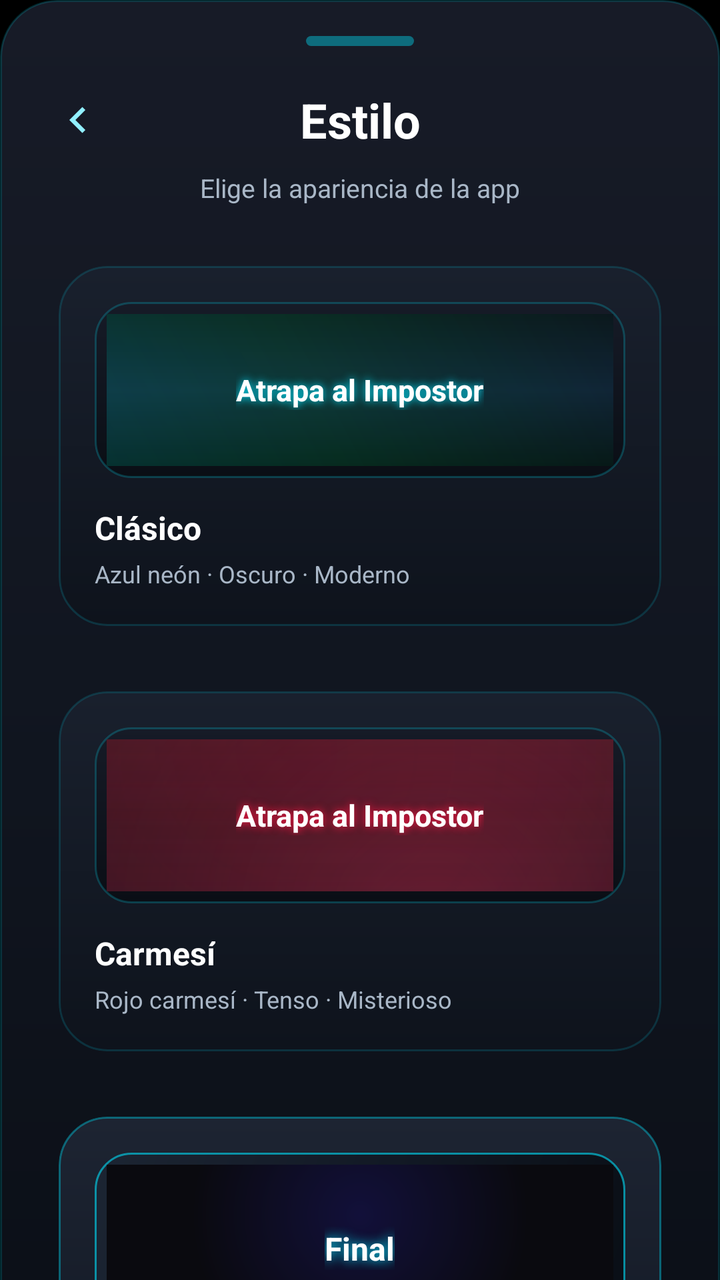
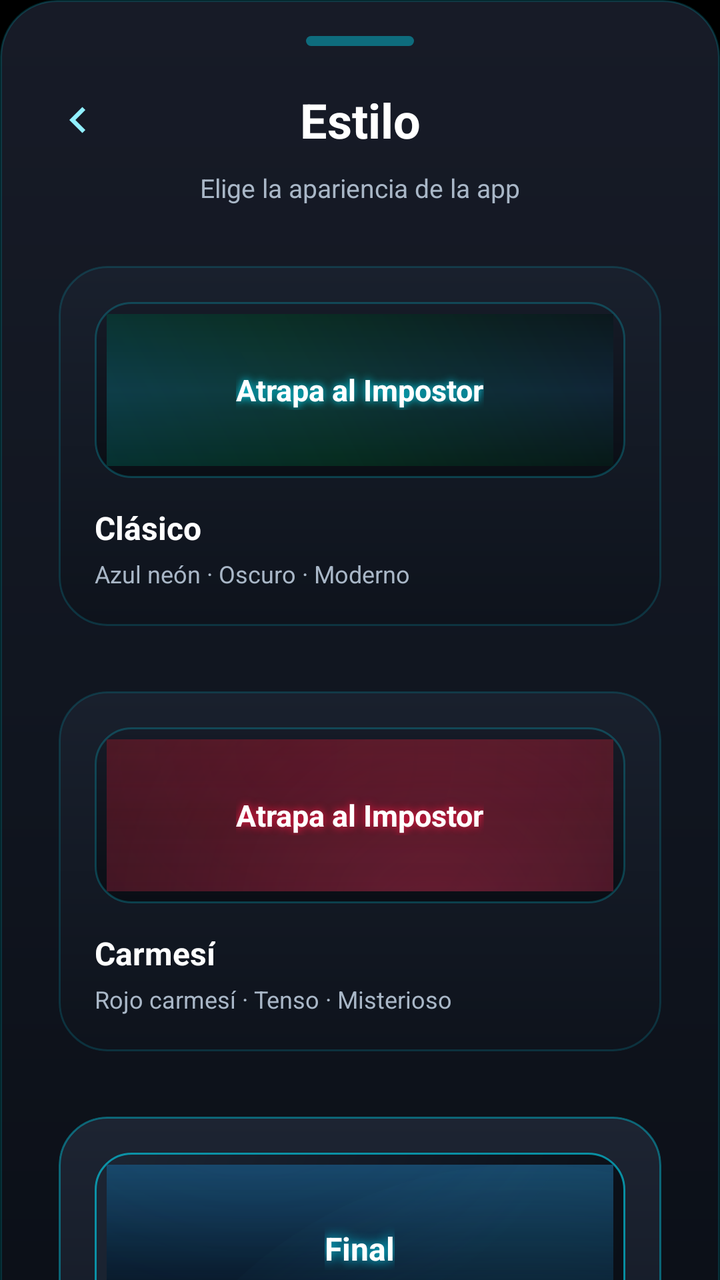

Two renders of the same Android screen: before a commit and after it. Below are the layout's source before the change and the commit's diff.
<!-- AndroidManifest.xml: application theme Theme.ImpostorGame -->
<!-- res/layout/bottomsheet_estilo_final.xml -->
<?xml version="1.0" encoding="utf-8"?>
<androidx.core.widget.NestedScrollView xmlns:android="http://schemas.android.com/apk/res/android"
    xmlns:app="http://schemas.android.com/apk/res-auto"
    android:layout_width="match_parent"
    android:layout_height="match_parent"
    android:fillViewport="true">

    <LinearLayout
        android:id="@+id/rootEstilo"
        android:layout_width="match_parent"
        android:layout_height="wrap_content"
        android:background="@drawable/bg_estilo_final_sheet"
        android:orientation="vertical"
        android:paddingStart="20dp"
        android:paddingTop="18dp"
        android:paddingEnd="20dp"
        android:paddingBottom="24dp">

        <View
            android:layout_width="54dp"
            android:layout_height="5dp"
            android:layout_gravity="center_horizontal"
            android:layout_marginBottom="18dp"
            android:background="@drawable/bg_estilo_final_handle" />

        <LinearLayout
            android:layout_width="match_parent"
            android:layout_height="wrap_content"
            android:gravity="center_vertical"
            android:orientation="horizontal">

            <ImageView
                android:id="@+id/btnBackEstilo"
                android:layout_width="38dp"
                android:layout_height="38dp"
                android:padding="6dp"
                android:src="@drawable/ic_arrow_back"
                app:tint="#91EFFF" />

            <TextView
                android:id="@+id/txtTituloEstilo"
                android:layout_width="0dp"
                android:layout_height="wrap_content"
                android:layout_weight="1"
                android:gravity="center"
                android:text="@string/estilo_titulo"
                android:textColor="@android:color/white"
                android:textSize="24sp"
                android:textStyle="bold" />

            <View
                android:layout_width="38dp"
                android:layout_height="38dp" />

        </LinearLayout>

        <TextView
            android:layout_width="match_parent"
            android:layout_height="wrap_content"
            android:layout_marginTop="6dp"
            android:layout_marginBottom="20dp"
            android:gravity="center"
            android:text="@string/estilo_subtitulo"
            android:textColor="#A9B7C7"
            android:textSize="13sp" />

        <androidx.cardview.widget.CardView
            android:id="@+id/cardTemaClasico"
            android:layout_width="match_parent"
            android:layout_height="wrap_content"
            android:layout_marginBottom="12dp"
            android:clickable="true"
            android:focusable="true"
            app:cardBackgroundColor="@android:color/transparent"
            app:cardCornerRadius="24dp"
            app:cardElevation="0dp"
            app:cardUseCompatPadding="true">

            <LinearLayout
                android:layout_width="match_parent"
                android:layout_height="wrap_content"
                android:background="@drawable/bg_estilo_final_option"
                android:orientation="vertical"
                android:padding="18dp">

                <FrameLayout
                    android:layout_width="match_parent"
                    android:layout_height="88dp"
                    android:layout_marginBottom="14dp"
                    android:background="@drawable/bg_estilo_final_preview_frame">

                    <View
                        android:layout_width="match_parent"
                        android:layout_height="match_parent"
                        android:layout_margin="6dp"
                        android:background="@drawable/bg_neon_space" />

                    <TextView
                        android:layout_width="wrap_content"
                        android:layout_height="wrap_content"
                        android:layout_gravity="center"
                        android:text="@string/preview_game_name"
                        android:textColor="@android:color/white"
                        android:textSize="15sp"
                        android:textStyle="bold"
                        android:shadowColor="#00E5FF"
                        android:shadowDx="0"
                        android:shadowDy="0"
                        android:shadowRadius="10" />

                </FrameLayout>

                <LinearLayout
                    android:layout_width="match_parent"
                    android:layout_height="wrap_content"
                    android:gravity="center_vertical"
                    android:orientation="horizontal">

                    <LinearLayout
                        android:layout_width="0dp"
                        android:layout_height="wrap_content"
                        android:layout_weight="1"
                        android:orientation="vertical">

                        <TextView
                            android:layout_width="wrap_content"
                            android:layout_height="wrap_content"
                            android:text="@string/estilo_clasico_nombre_limpio"
                            android:textColor="@android:color/white"
                            android:textSize="16sp"
                            android:textStyle="bold" />

                        <TextView
                            android:layout_width="wrap_content"
                            android:layout_height="wrap_content"
                            android:layout_marginTop="4dp"
                            android:text="@string/estilo_clasico_desc"
                            android:textColor="#A9B7C7"
                            android:textSize="12sp" />

                    </LinearLayout>

                    <TextView
                        android:id="@+id/checkTemaClasico"
                        android:layout_width="24dp"
                        android:layout_height="24dp"
                        android:background="@drawable/bg_final_badge"
                        android:gravity="center"
                        android:text="&#10003;"
                        android:textColor="#91EFFF"
                        android:textSize="14sp"
                        android:textStyle="bold"
                        android:visibility="gone" />

                </LinearLayout>

            </LinearLayout>
        </androidx.cardview.widget.CardView>

        <androidx.cardview.widget.CardView
            android:id="@+id/cardTemaCarmesi"
            android:layout_width="match_parent"
            android:layout_height="wrap_content"
            android:layout_marginBottom="12dp"
            android:clickable="true"
            android:focusable="true"
            app:cardBackgroundColor="@android:color/transparent"
            app:cardCornerRadius="24dp"
            app:cardElevation="0dp"
            app:cardUseCompatPadding="true">

            <LinearLayout
                android:layout_width="match_parent"
                android:layout_height="wrap_content"
                android:background="@drawable/bg_estilo_final_option"
                android:orientation="vertical"
                android:padding="18dp">

                <FrameLayout
                    android:layout_width="match_parent"
                    android:layout_height="88dp"
                    android:layout_marginBottom="14dp"
                    android:background="@drawable/bg_estilo_final_preview_frame">

                    <View
                        android:layout_width="match_parent"
                        android:layout_height="match_parent"
                        android:layout_margin="6dp"
                        android:background="@drawable/bg_neon_space_red" />

                    <TextView
                        android:layout_width="wrap_content"
                        android:layout_height="wrap_content"
                        android:layout_gravity="center"
                        android:text="@string/preview_game_name"
                        android:textColor="@android:color/white"
                        android:textSize="15sp"
                        android:textStyle="bold"
                        android:shadowColor="#FF1744"
                        android:shadowDx="0"
                        android:shadowDy="0"
                        android:shadowRadius="10" />

                </FrameLayout>

                <LinearLayout
                    android:layout_width="match_parent"
                    android:layout_height="wrap_content"
                    android:gravity="center_vertical"
                    android:orientation="horizontal">

                    <LinearLayout
                        android:layout_width="0dp"
                        android:layout_height="wrap_content"
                        android:layout_weight="1"
                        android:orientation="vertical">

                        <TextView
                            android:layout_width="wrap_content"
                            android:layout_height="wrap_content"
                            android:text="@string/estilo_carmesi_nombre_limpio"
                            android:textColor="@android:color/white"
                            android:textSize="16sp"
                            android:textStyle="bold" />

                        <TextView
                            android:layout_width="wrap_content"
                            android:layout_height="wrap_content"
                            android:layout_marginTop="4dp"
                            android:text="@string/estilo_carmesi_desc"
                            android:textColor="#A9B7C7"
                            android:textSize="12sp" />

                    </LinearLayout>

                    <TextView
                        android:id="@+id/checkTemaCarmesi"
                        android:layout_width="24dp"
                        android:layout_height="24dp"
                        android:background="@drawable/bg_final_badge"
                        android:gravity="center"
                        android:text="&#10003;"
                        android:textColor="#91EFFF"
                        android:textSize="14sp"
                        android:textStyle="bold"
                        android:visibility="gone" />

                </LinearLayout>

            </LinearLayout>
        </androidx.cardview.widget.CardView>

        <androidx.cardview.widget.CardView
            android:id="@+id/cardTemaJmc"
            android:layout_width="match_parent"
            android:layout_height="wrap_content"
            android:layout_marginBottom="12dp"
            android:clickable="true"
            android:focusable="true"
            android:visibility="gone"
            app:cardBackgroundColor="@android:color/transparent"
            app:cardCornerRadius="24dp"
            app:cardElevation="0dp"
            app:cardUseCompatPadding="true">

            <LinearLayout
                android:layout_width="match_parent"
                android:layout_height="wrap_content"
                android:background="@drawable/bg_estilo_final_option"
                android:orientation="vertical"
                android:padding="18dp">

                <FrameLayout
                    android:layout_width="match_parent"
                    android:layout_height="88dp"
                    android:layout_marginBottom="14dp"
                    android:background="@drawable/bg_estilo_final_preview_frame">

                    <View
                        android:layout_width="match_parent"
                        android:layout_height="match_parent"
                        android:layout_margin="6dp"
                        android:background="@drawable/bg_neon_space_jmc" />

                    <TextView
                        android:layout_width="wrap_content"
                        android:layout_height="wrap_content"
                        android:layout_gravity="center"
                        android:text="@string/preview_game_name"
                        android:textColor="@android:color/white"
                        android:textSize="15sp"
                        android:textStyle="bold"
                        android:shadowColor="#00C853"
                        android:shadowDx="0"
                        android:shadowDy="0"
                        android:shadowRadius="10" />

                </FrameLayout>

                <LinearLayout
                    android:layout_width="match_parent"
                    android:layout_height="wrap_content"
                    android:gravity="center_vertical"
                    android:orientation="horizontal">

                    <LinearLayout
                        android:layout_width="0dp"
                        android:layout_height="wrap_content"
                        android:layout_weight="1"
                        android:orientation="vertical">

                        <TextView
                            android:layout_width="wrap_content"
                            android:layout_height="wrap_content"
                            android:text="JMC"
                            android:textColor="@android:color/white"
                            android:textSize="16sp"
                            android:textStyle="bold" />

                        <TextView
                            android:layout_width="wrap_content"
                            android:layout_height="wrap_content"
                            android:layout_marginTop="4dp"
                            android:text="@string/estilo_jmc_desc"
                            android:textColor="#A9B7C7"
                            android:textSize="12sp" />

                    </LinearLayout>

                    <TextView
                        android:id="@+id/checkTemaJmc"
                        android:layout_width="24dp"
                        android:layout_height="24dp"
                        android:background="@drawable/bg_final_badge"
                        android:gravity="center"
                        android:text="&#10003;"
                        android:textColor="#91EFFF"
                        android:textSize="14sp"
                        android:textStyle="bold"
                        android:visibility="gone" />

                </LinearLayout>

            </LinearLayout>
        </androidx.cardview.widget.CardView>

        <androidx.cardview.widget.CardView
            android:id="@+id/cardTemaFinal"
            android:layout_width="match_parent"
            android:layout_height="wrap_content"
            android:clickable="true"
            android:focusable="true"
            app:cardBackgroundColor="@android:color/transparent"
            app:cardCornerRadius="24dp"
            app:cardElevation="0dp"
            app:cardUseCompatPadding="true">

            <LinearLayout
                android:layout_width="match_parent"
                android:layout_height="wrap_content"
                android:background="@drawable/bg_estilo_final_option_featured"
                android:orientation="vertical"
                android:padding="18dp">

                <FrameLayout
                    android:layout_width="match_parent"
                    android:layout_height="96dp"
                    android:layout_marginBottom="14dp"
                    android:background="@drawable/bg_estilo_final_preview_hero">

                    <View
                        android:layout_width="match_parent"
                        android:layout_height="match_parent"
                        android:layout_margin="6dp"
                        android:background="@drawable/bg_datos_curiosos" />

                    <TextView
                        android:layout_width="wrap_content"
                        android:layout_height="wrap_content"
                        android:layout_gravity="center"
                        android:text="@string/estilo_final_nombre_limpio"
                        android:textColor="@android:color/white"
                        android:textSize="16sp"
                        android:textStyle="bold"
                        android:shadowColor="#00E5FF"
                        android:shadowDx="0"
                        android:shadowDy="0"
                        android:shadowRadius="14" />

                </FrameLayout>

                <LinearLayout
                    android:layout_width="match_parent"
                    android:layout_height="wrap_content"
                    android:gravity="center_vertical"
                    android:orientation="horizontal">

                    <LinearLayout
                        android:layout_width="0dp"
                        android:layout_height="wrap_content"
                        android:layout_weight="1"
                        android:orientation="vertical">

                        <TextView
                            android:layout_width="wrap_content"
                            android:layout_height="wrap_content"
                            android:text="@string/estilo_final_nombre_limpio"
                            android:textColor="@android:color/white"
                            android:textSize="16sp"
                            android:textStyle="bold" />

                        <TextView
                            android:layout_width="wrap_content"
                            android:layout_height="wrap_content"
                            android:layout_marginTop="4dp"
                            android:text="@string/estilo_final_desc"
                            android:textColor="#BBD0DE"
                            android:textSize="12sp" />

                    </LinearLayout>

                    <TextView
                        android:id="@+id/checkTemaFinal"
                        android:layout_width="24dp"
                        android:layout_height="24dp"
                        android:background="@drawable/bg_final_badge"
                        android:gravity="center"
                        android:text="&#10003;"
                        android:textColor="#91EFFF"
                        android:textSize="14sp"
                        android:textStyle="bold"
                        android:visibility="gone" />

                </LinearLayout>

            </LinearLayout>
        </androidx.cardview.widget.CardView>

    </LinearLayout>
</androidx.core.widget.NestedScrollView>
<!-- resources referenced by this layout -->
<resources>
  <!-- drawable bg_datos_curiosos (drawable) -->
  <?xml version="1.0" encoding="utf-8"?>
  <shape xmlns:android="http://schemas.android.com/apk/res/android">
      <gradient
          android:type="radial"
          android:gradientRadius="100%"
          android:centerX="0.5"
          android:centerY="0.3"
          android:startColor="#12103A"
          android:endColor="#0A0A0F" />
  </shape>
  <!-- drawable bg_estilo_final_handle (drawable) -->
  <?xml version="1.0" encoding="utf-8"?>
  <shape xmlns:android="http://schemas.android.com/apk/res/android">
      <solid android:color="#6600E5FF" />
      <corners android:radius="999dp" />
  </shape>
  <!-- drawable bg_estilo_final_option (drawable) -->
  <?xml version="1.0" encoding="utf-8"?>
  <shape xmlns:android="http://schemas.android.com/apk/res/android">
      <gradient
          android:angle="270"
          android:startColor="#19202D"
          android:endColor="#0E131C" />
      <corners android:radius="24dp" />
      <stroke
          android:width="1dp"
          android:color="#2600E5FF" />
  </shape>
  <!-- drawable bg_final_badge (drawable) -->
  <?xml version="1.0" encoding="utf-8"?>
  <shape xmlns:android="http://schemas.android.com/apk/res/android">
      <solid android:color="#1400E5FF" />
      <corners android:radius="999dp" />
      <stroke
          android:width="1dp"
          android:color="#3600E5FF" />
  </shape>
  <string name="estilo_carmesi_desc">Rojo carmesí · Tenso · Misterioso</string>
  <string name="estilo_carmesi_nombre_limpio">Carmesí</string>
  <string name="estilo_clasico_desc">Azul neón · Oscuro · Moderno</string>
  <string name="estilo_clasico_nombre_limpio">Clásico</string>
  <string name="estilo_final_desc">Cinemático · Elegante · Premium</string>
  <string name="estilo_final_nombre_limpio">Final</string>
  <string name="estilo_jmc_desc">Negro puro · Verde · Minimalista</string>
  <string name="estilo_subtitulo">Elige la apariencia de la app</string>
  <string name="estilo_titulo">Estilo</string>
  <string name="preview_game_name">Atrapa al Impostor</string>
  <style name="Base.Theme.ImpostorGame" parent="Theme.Material3.DayNight.NoActionBar">
          <item name="android:textViewStyle">@style/ImpostorGame.TextView</item>
      </style>
  <style name="ImpostorGame.TextView" parent="android:Widget.TextView">
          <item name="android:hyphenationFrequency">none</item>
          <item name="android:breakStrategy">simple</item>
      </style>
  <!-- unchanged entries left out for length: 9 -->
</resources>

<!-- the commit's change to res/layout/bottomsheet_estilo_final.xml (unified diff, before → after) -->
@@ -372,7 +372,7 @@
                         android:layout_width="match_parent"
                         android:layout_height="match_parent"
                         android:layout_margin="6dp"
-                        android:background="@drawable/bg_datos_curiosos" />
+                        android:background="@drawable/bg_final_main_bg" />
 
                     <TextView
                         android:layout_width="wrap_content"
<!-- resource entries referenced after the edit -->
@@ -1,16 +1,5 @@
 <!-- resources referenced by this layout -->
 <resources>
-  <!-- drawable bg_datos_curiosos (drawable) -->
-  <?xml version="1.0" encoding="utf-8"?>
-  <shape xmlns:android="http://schemas.android.com/apk/res/android">
-      <gradient
-          android:type="radial"
-          android:gradientRadius="100%"
-          android:centerX="0.5"
-          android:centerY="0.3"
-          android:startColor="#12103A"
-          android:endColor="#0A0A0F" />
-  </shape>
   <!-- drawable bg_estilo_final_handle (drawable) -->
   <?xml version="1.0" encoding="utf-8"?>
   <shape xmlns:android="http://schemas.android.com/apk/res/android">
@@ -38,6 +27,72 @@
           android:width="1dp"
           android:color="#3600E5FF" />
   </shape>
+  <!-- drawable bg_final_main_bg (drawable) -->
+  <?xml version="1.0" encoding="utf-8"?>
+  <layer-list xmlns:android="http://schemas.android.com/apk/res/android">
+  
+      
+      <item>
+          <shape>
+              <gradient
+                  android:angle="145"
+                  android:startColor="#1A2D4F"
+                  android:centerColor="#0B172C"
+                  android:endColor="#040914" />
+          </shape>
+      </item>
+  
+      
+      <item>
+          <shape>
+              <gradient
+                  android:angle="270"
+                  android:startColor="#2400E5FF"
+                  android:endColor="#00000000" />
+          </shape>
+      </item>
+  
+      
+      <item android:gravity="top|start">
+          <shape android:shape="oval">
+              <size
+                  android:width="420dp"
+                  android:height="420dp" />
+              <gradient
+                  android:type="radial"
+                  android:gradientRadius="220dp"
+                  android:centerColor="#2439C7FF"
+                  android:startColor="#4D1FCBFF"
+                  android:endColor="#0012253D" />
+          </shape>
+      </item>
+  
+      
+      <item android:gravity="bottom|end">
+          <shape android:shape="oval">
+              <size
+                  android:width="360dp"
+                  android:height="360dp" />
+              <gradient
+                  android:type="radial"
+                  android:gradientRadius="190dp"
+                  android:startColor="#2F1E4C92"
+                  android:endColor="#00081018" />
+          </shape>
+      </item>
+  
+      
+      <item>
+          <shape>
+              <gradient
+                  android:angle="270"
+                  android:startColor="#00000000"
+                  android:centerColor="#08000000"
+                  android:endColor="#2A01040B" />
+          </shape>
+      </item>
+  
+  </layer-list>
   <string name="estilo_carmesi_desc">Rojo carmesí · Tenso · Misterioso</string>
   <string name="estilo_carmesi_nombre_limpio">Carmesí</string>
   <string name="estilo_clasico_desc">Azul neón · Oscuro · Moderno</string>
